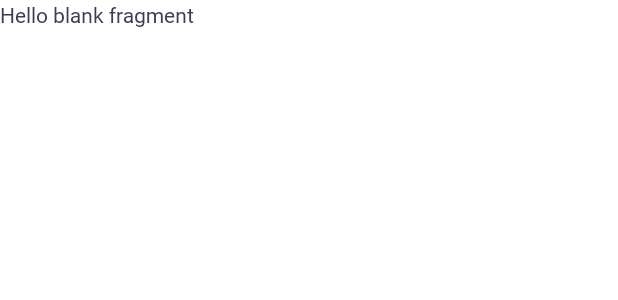
After one commit to pratikKataria/pickle, an Android app: the layout fragment_explore.xml on its own in the app's theme, with its tools: preview values and no code run, on a phone screen of 412 x 824 dp. The commit adds this screen. Shown: the top 300 px of the screen. Run offline under Robolectric (Android 15) with nearby library versions, the phone set to English and light mode, and no system bars.

Commit message:
General - Three Fragment Created Order, Offer, Explorer

```diff
--- a/app/build.gradle
+++ b/app/build.gradle
@@ -38,6 +38,7 @@ dependencies {
     implementation 'com.ismaeldivita.chipnavigation:chip-navigation-bar:1.2.0'
 
     implementation 'com.google.firebase:firebase-auth:19.2.0'
+    implementation 'androidx.legacy:legacy-support-v4:1.0.0'
     testImplementation 'junit:junit:4.12'
     androidTestImplementation 'androidx.test:runner:1.2.0'
     androidTestImplementation 'androidx.test.espresso:espresso-core:3.2.0'
--- a/app/src/main/res/layout/activity_main.xml
+++ b/app/src/main/res/layout/activity_main.xml
@@ -23,7 +23,6 @@
             android:id="@+id/activity_main_cnb_bottom_nav"
             android:layout_width="match_parent"
             android:layout_height="?attr/actionBarSize"
-            android:layout_marginBottom="8dp"
             app:cnb_menuResource="@menu/bottom_navigation_menu"
             app:layout_constraintBottom_toBottomOf="parent" />
     </androidx.constraintlayout.widget.ConstraintLayout>
--- /dev/null
+++ b/app/src/main/res/layout/fragment_explore.xml
@@ -0,0 +1,14 @@
+<?xml version="1.0" encoding="utf-8"?>
+<FrameLayout xmlns:android="http://schemas.android.com/apk/res/android"
+    xmlns:tools="http://schemas.android.com/tools"
+    android:layout_width="match_parent"
+    android:layout_height="match_parent"
+    tools:context=".fragment.ExploreFragment">
+
+    <!-- TODO: Update blank fragment layout -->
+    <TextView
+        android:layout_width="match_parent"
+        android:layout_height="match_parent"
+        android:text="@string/hello_blank_fragment" />
+
+</FrameLayout>
--- a/app/src/main/res/values/strings.xml
+++ b/app/src/main/res/values/strings.xml
@@ -1,4 +1,7 @@
 <resources>
     <string name="app_name">pickle</string>
     <string name="sharedPreferences">permissions</string>
+
+    <!-- TODO: Remove or change this placeholder text -->
+    <string name="hello_blank_fragment">Hello blank fragment</string>
 </resources>
```
Also changed, not shown: app/src/main/java/com/example/pickle/fragment/ExploreFragment.java (added, +33 -0 lines), app/src/main/java/com/example/pickle/fragment/OfferFragment.java (added, +34 -0 lines), app/src/main/java/com/example/pickle/fragment/OrderFragment.java (added, +33 -0 lines), app/src/main/res/layout/fragment_offer.xml (added, +14 -0 lines), app/src/main/res/layout/fragment_order.xml (added, +14 -0 lines).
